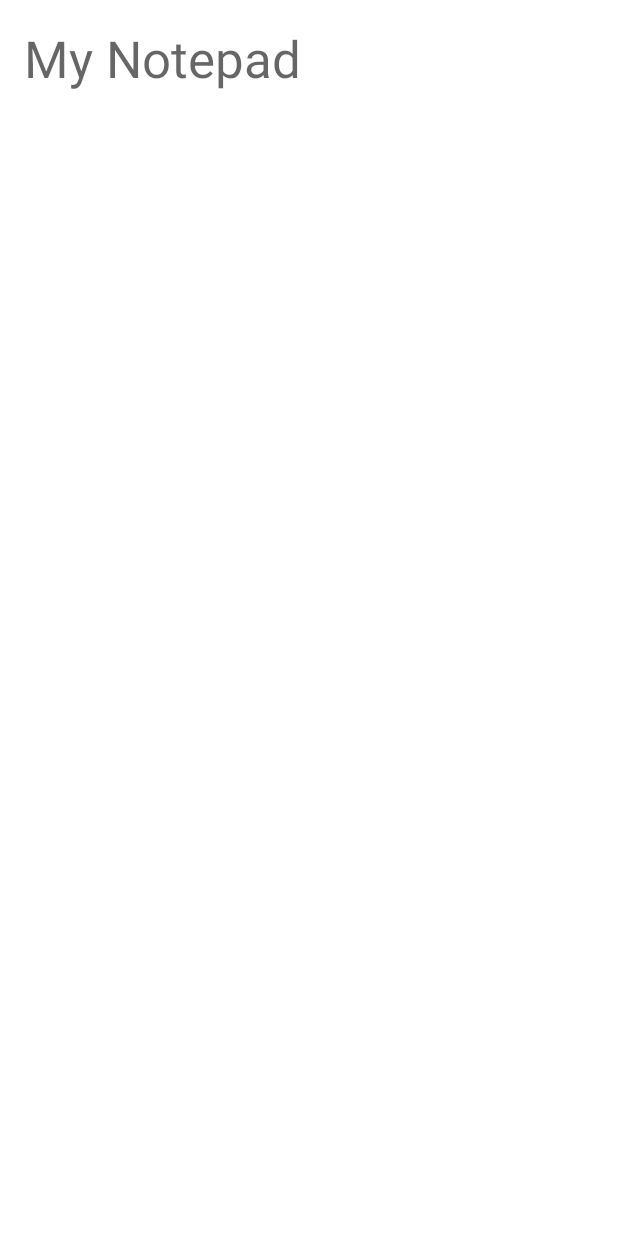
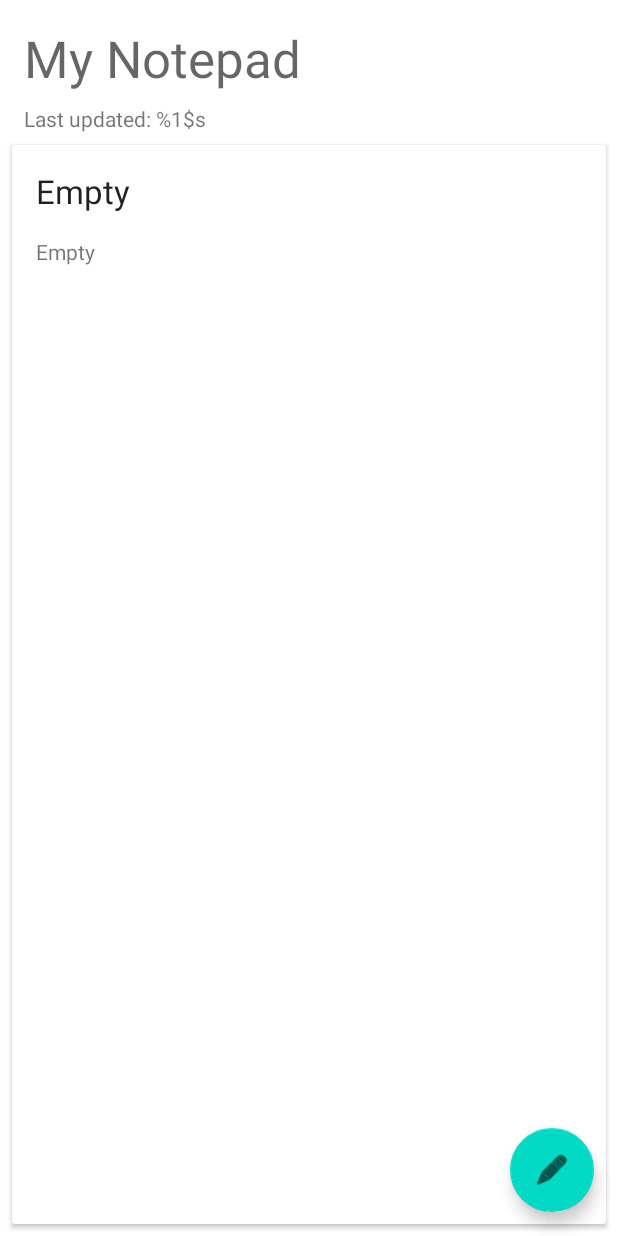
Before and after one commit to skanibani/MadLevel5Task1, an Android app: the layout fragment_notepad.xml on its own in the app's theme, with its tools: preview values and no code run, on a phone screen of 412 x 824 dp. Run offline under Robolectric (Android 15) with nearby library versions, the phone set to English and light mode, and no system bars.

Commit message:
Fix layouts

```diff
--- /dev/null
+++ b/app/src/main/java/com/example/madlevel5task1/model/NoteViewModel.kt
@@ -0,0 +1,15 @@
+package com.example.madlevel5task1.model
+
+import android.app.Application
+import androidx.lifecycle.AndroidViewModel
+import com.example.madlevel5task1.database.NoteRepository
+
+class NoteViewModel(application: Application) : AndroidViewModel(application) {
+
+    private val noteRepository = NoteRepository(application.applicationContext)
+
+    // LiveData!
+    val note = noteRepository.getNotepad()
+
+
+}
--- a/app/src/main/java/com/example/madlevel5task1/ui/MainActivity.kt
+++ b/app/src/main/java/com/example/madlevel5task1/ui/MainActivity.kt
@@ -6,6 +6,7 @@ import com.google.android.material.snackbar.Snackbar
 import androidx.appcompat.app.AppCompatActivity
 import android.view.Menu
 import android.view.MenuItem
+import androidx.navigation.findNavController
 import com.example.madlevel5task1.R
 
 class MainActivity : AppCompatActivity() {
@@ -14,11 +15,6 @@ class MainActivity : AppCompatActivity() {
         super.onCreate(savedInstanceState)
         setContentView(R.layout.activity_main)
         setSupportActionBar(findViewById(R.id.toolbar))
-
-        findViewById<FloatingActionButton>(R.id.fab).setOnClickListener { view ->
-            Snackbar.make(view, "Replace with your own action", Snackbar.LENGTH_LONG)
-                    .setAction("Action", null).show()
-        }
     }
 
     override fun onCreateOptionsMenu(menu: Menu): Boolean {
--- a/app/src/main/java/com/example/madlevel5task1/ui/NotepadFragment.kt
+++ b/app/src/main/java/com/example/madlevel5task1/ui/NotepadFragment.kt
@@ -5,13 +5,21 @@ import androidx.fragment.app.Fragment
 import android.view.LayoutInflater
 import android.view.View
 import android.view.ViewGroup
+import androidx.fragment.app.viewModels
+import androidx.lifecycle.Observer
+import androidx.navigation.fragment.findNavController
+import com.example.madlevel5task1.R
 
 import com.example.madlevel5task1.databinding.FragmentNotepadBinding
+import com.example.madlevel5task1.model.NoteViewModel
 
 class NotepadFragment : Fragment() {
 
     private var _binding: FragmentNotepadBinding? = null
     private val binding get() = _binding!!
+
+    // ViewModel
+    private val viewModel: NoteViewModel by viewModels()
 
     override fun onCreateView(
             inflater: LayoutInflater, container: ViewGroup?,
@@ -26,7 +34,23 @@ class NotepadFragment : Fragment() {
     override fun onViewCreated(view: View, savedInstanceState: Bundle?) {
         super.onViewCreated(view, savedInstanceState)
 
+        binding.fab.setOnClickListener {
+            findNavController().navigate(R.id.action_NotepadFragment_to_AddNoteFragment)
+        }
 
+        observeAddNoteResult()
+    }
+
+    private fun observeAddNoteResult() {
+
+        // Functional
+        viewModel.note.observe(viewLifecycleOwner, Observer{ note ->
+            note?.let {
+                binding.tvTitle.text = it.title
+                binding.tvLastUpdated.text = getString(R.string.notepad_last_updated, it.lastUpdated.toString())
+                binding.tvNote.text = it.text
+            }
+        })
     }
 
     override fun onDestroyView() {
--- a/app/src/main/res/layout/activity_main.xml
+++ b/app/src/main/res/layout/activity_main.xml
@@ -22,12 +22,4 @@
 
     <include layout="@layout/content_main" />
 
-    <com.google.android.material.floatingactionbutton.FloatingActionButton
-        android:id="@+id/fab"
-        android:layout_width="wrap_content"
-        android:layout_height="wrap_content"
-        android:layout_gravity="bottom|end"
-        android:layout_margin="@dimen/fab_margin"
-        app:srcCompat="@android:drawable/ic_dialog_email" />
-
 </androidx.coordinatorlayout.widget.CoordinatorLayout>
--- a/app/src/main/res/layout/fragment_notepad.xml
+++ b/app/src/main/res/layout/fragment_notepad.xml
@@ -5,6 +5,18 @@
     android:layout_width="match_parent"
     android:layout_height="match_parent"
     tools:context=".ui.NotepadFragment">
+
+    <com.google.android.material.floatingactionbutton.FloatingActionButton
+        android:id="@+id/fab"
+        android:layout_width="wrap_content"
+        android:layout_height="wrap_content"
+        android:layout_gravity="bottom|end"
+        android:layout_margin="@dimen/fab_margin"
+        android:layout_marginEnd="32dp"
+        android:layout_marginBottom="32dp"
+        app:layout_constraintBottom_toBottomOf="parent"
+        app:layout_constraintEnd_toEndOf="parent"
+        app:srcCompat="@android:drawable/ic_menu_edit" />
 
     <TextView
         android:id="@+id/tvHeader"
@@ -17,16 +29,59 @@
         app:layout_constraintStart_toStartOf="parent"
         app:layout_constraintTop_toTopOf="parent" />
 
-    <androidx.recyclerview.widget.RecyclerView
-        android:id="@+id/rvNotepad"
-        android:layout_width="0dp"
+    <TextView
+        android:id="@+id/tvLastUpdated"
+        android:layout_width="wrap_content"
+        android:layout_height="wrap_content"
+        android:layout_marginTop="8dp"
+        android:text="@string/notepad_last_updated"
+        app:layout_constraintStart_toStartOf="@+id/tvHeader"
+        app:layout_constraintTop_toBottomOf="@+id/tvHeader" />
+
+    <androidx.cardview.widget.CardView
+        android:id="@+id/cardView"
+        android:layout_width="match_parent"
         android:layout_height="0dp"
-        android:layout_marginStart="16dp"
-        android:layout_marginTop="16dp"
-        android:layout_marginEnd="16dp"
+        android:layout_marginStart="8dp"
+        android:layout_marginTop="8dp"
+        android:layout_marginEnd="8dp"
+        android:layout_marginBottom="8dp"
         app:layout_constraintBottom_toBottomOf="parent"
         app:layout_constraintEnd_toEndOf="parent"
         app:layout_constraintStart_toStartOf="parent"
-        app:layout_constraintTop_toBottomOf="@+id/tvHeader" />
+        app:layout_constraintTop_toBottomOf="@+id/tvLastUpdated">
+
+        <androidx.constraintlayout.widget.ConstraintLayout
+            android:layout_width="match_parent"
+            android:layout_height="match_parent">
+
+            <TextView
+                android:id="@+id/tvTitle"
+                android:layout_width="match_parent"
+                android:layout_height="wrap_content"
+                android:layout_marginStart="16dp"
+                android:layout_marginTop="16dp"
+                android:layout_marginEnd="16dp"
+                android:text="@string/empty"
+                android:textAppearance="@style/TextAppearance.AppCompat.Large"
+                app:layout_constraintEnd_toEndOf="parent"
+                app:layout_constraintStart_toStartOf="parent"
+                app:layout_constraintTop_toTopOf="parent" />
+
+            <TextView
+                android:id="@+id/tvNote"
+                android:layout_width="match_parent"
+                android:layout_height="wrap_content"
+                android:layout_marginStart="16dp"
+                android:layout_marginTop="16dp"
+                android:layout_marginEnd="16dp"
+                android:text="@string/empty"
+                app:layout_constraintEnd_toEndOf="parent"
+                app:layout_constraintStart_toStartOf="parent"
+                app:layout_constraintTop_toBottomOf="@+id/tvTitle" />
+
+        </androidx.constraintlayout.widget.ConstraintLayout>
+
+    </androidx.cardview.widget.CardView>
 
 </androidx.constraintlayout.widget.ConstraintLayout>
--- a/app/src/main/res/values/strings.xml
+++ b/app/src/main/res/values/strings.xml
@@ -6,9 +6,12 @@
     <string name="previous">Previous</string>
 
     <string name="notepad_header">My Notepad</string>
-    <string name="notepad_last_updated">Last updated:</string>
+    <string name="notepad_last_updated">Last updated: %1$s</string>
+    <string name="notepad_edit">Edit</string>
 
     <string name="add_note_title">Title</string>
     <string name="add_note_note">Note</string>
     <string name="add_note_save">Save</string>
+
+    <string name="empty">Empty</string>
 </resources>
```
